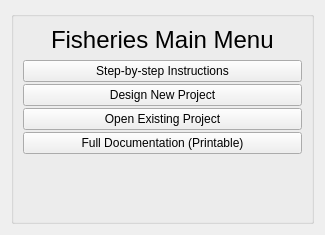
Qt form src/gui/fisheries_main_menu.ui (Ecotrust/delphos) before a commit.
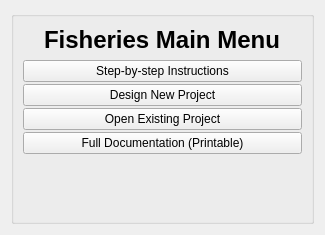
The same form after that commit.

Commit message: copied evamix input checks to gui code so that input errors are caught before analysis is run in last step

```diff
--- a/src/gui/fisheries_main_menu.ui
+++ b/src/gui/fisheries_main_menu.ui
@@ -56,6 +56,8 @@
               <property name="font" >
                <font>
                 <pointsize>18</pointsize>
+                <weight>75</weight>
+                <bold>true</bold>
                </font>
               </property>
               <property name="text" >
```
The commit also changes 5 other files.
